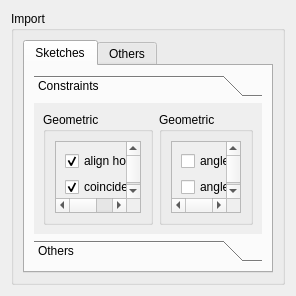
Above: Resources/ui/PrefsInventorLoader.ui from jmplonka/InventorLoader before the change. Below: the same form after it.
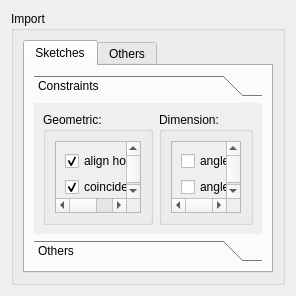
That is the form after the change. The open tabs and pages were chosen to show the change. Icons and pictures are not drawn.

Commit message: Removed obsolete constraints

Patch:
```diff
--- a/Resources/ui/PrefsInventorLoader.ui
+++ b/Resources/ui/PrefsInventorLoader.ui
@@ -51,7 +51,7 @@
               <item>
                <widget class="QGroupBox" name="grpGeometric">
                 <property name="title">
-                 <string>Geometric</string>
+                 <string>Geometric:</string>
                 </property>
                 <layout class="QVBoxLayout" name="verticalLayout_2">
                  <item>
@@ -350,7 +350,7 @@
               <item>
                <widget class="QGroupBox" name="grpDimension">
                 <property name="title">
-                 <string>Geometric</string>
+                 <string>Dimension:</string>
                 </property>
                 <layout class="QVBoxLayout" name="verticalLayout_4">
                  <item>
```
Left out of the diff: 30 changed lines with no effect on the pictures.
